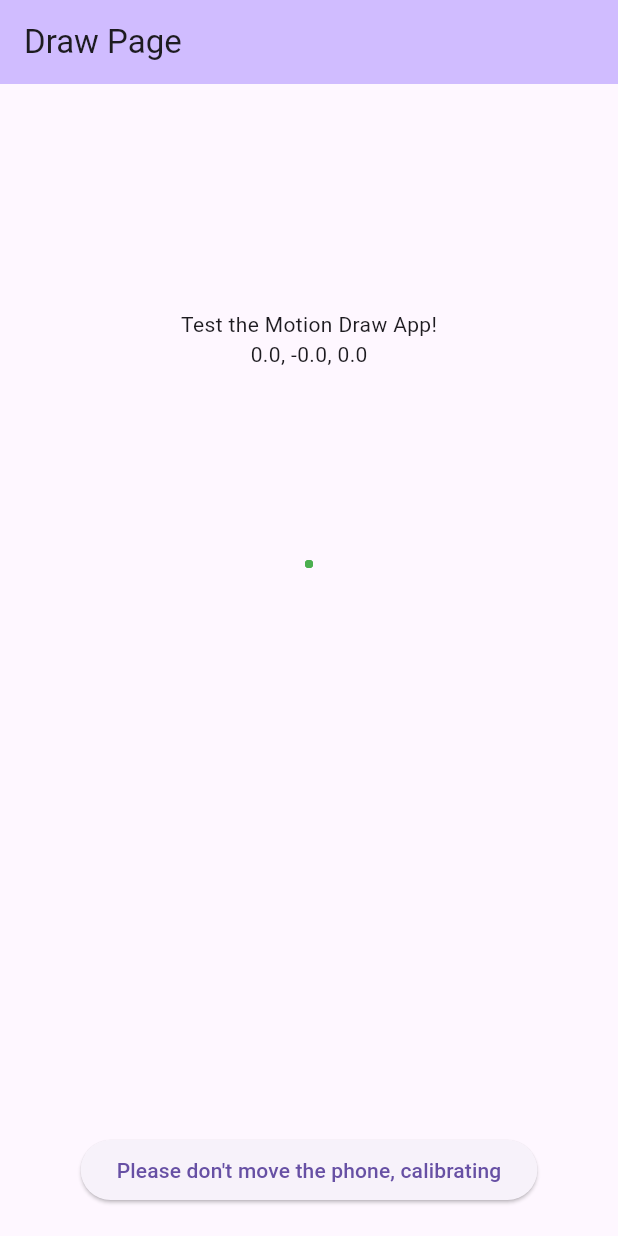
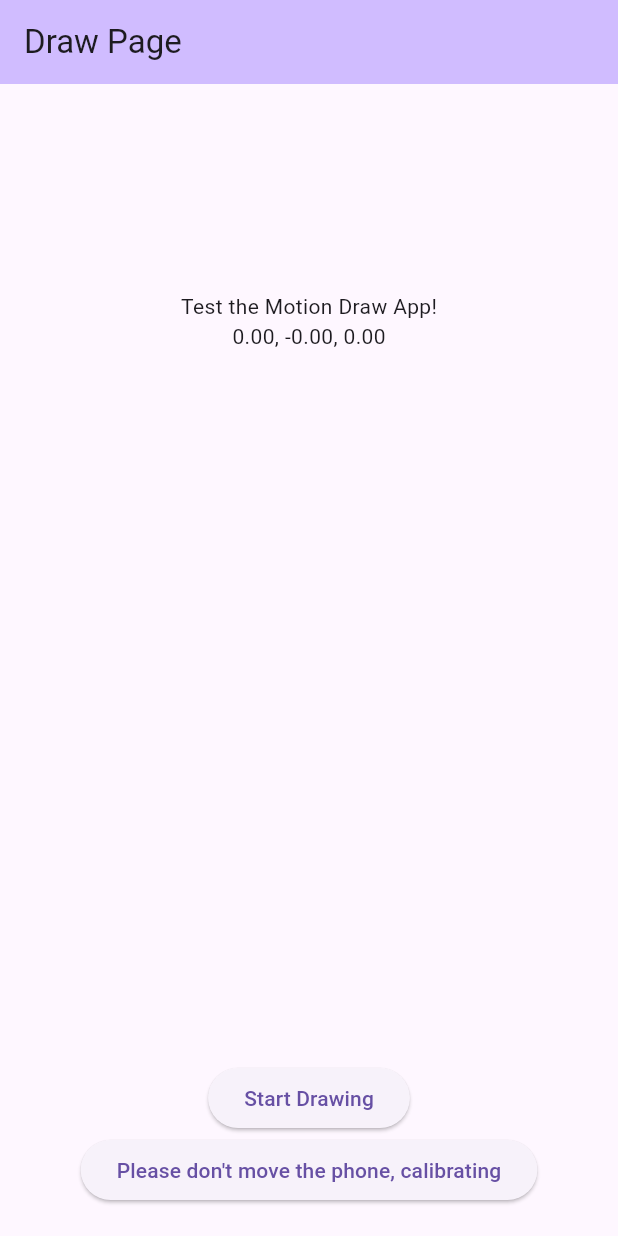
Before and after one commit to TMGBNoodle/MotionArt, a Flutter app: the screen it shows after launch, after a tap on "Click to Begin", on a phone screen of 412 x 824 dp. Run offline on Flutter 3.47's test engine with Material 3 defaults, Android fonts, the phone set to English and light mode, and no system bars; our stand-ins replace sensors_plus; missing offline and left inert: flutter_drawing_board.

Commit message:
Final Presentation Changes. Math Tweaks.

```diff
--- a/motion_art/lib/SensorClass/sensor_data.dart
+++ b/motion_art/lib/SensorClass/sensor_data.dart
@@ -10,13 +10,13 @@ class Sensordata {
     init();
   }
   DateTime dateTime = DateTime.now();
-  Duration samplePeriod = const Duration(milliseconds: 10);
-  int multiplier = 50;
-  double minX = -2;
-  double minY = -2;
-  double maxX = 6;
-  double maxY = 12;
-  List<double> times = [0];
+  final Duration samplePeriod = const Duration(milliseconds: 1);
+  final int multiplier = 50;
+  final double minX = -3;
+  final double minY = -9;
+  final double maxX = 3;
+  final double maxY = 3;
+  //List<double> times = [0];
   List<double> xAccels = [0, 0];
   List<double> yAccels = [0, 0];
   List<double> zAccels = [0, 0];
@@ -66,12 +66,9 @@ class Sensordata {
         yAccels[1] = yAccels[1]/count;
         zAccels[1] = zAccels[1]/count;
         count = 0;
-        print("Sampling finished, ${xAccels[1]}");
         if(xAccels[1].abs() <= 0.05){
           xAccels[1] = 0.0;
           xZeroCount+=1;
-        } else if(xAccels[1].abs() > 100) {
-          xAccels[1] = xAccels[1].sign * 100;
         }
         else {xZeroCount = 0;}
         if(yAccels[1].abs() <= 0.05){
--- a/motion_art/lib/pages/draw.dart
+++ b/motion_art/lib/pages/draw.dart
@@ -27,6 +27,7 @@ class DrawPageState extends State<DrawPage> {
   List<double>? xyz;
   List<Offset> positions = [];
   bool canDraw = false;
+  bool calibrating = true;
 
   void updateVals() {
     setState(() {
@@ -38,17 +39,24 @@ class DrawPageState extends State<DrawPage> {
 
       //_counter++;
       xyz = sensor.grabXYZ();
-      canDraw = sensor.zeroFlag;
+      calibrating = sensor.zeroFlag;
       posX = xyz![0];
       posY = -xyz![1];
       posZ = xyz![2];
-      positions.add(Offset(posX + xPosOffset, posY + yPosOffset));
+      if(canDraw) {
+        positions.add(Offset(posX + xPosOffset, posY + yPosOffset));
+      }
     });
   }
   late Timer _timer;
 
   String buttonText() {
     if (canDraw) {
+      return "Stop Drawing";
+    } return "Start Drawing";
+  }
+  String buttonText2() {
+    if (calibrating) {
       return "Please don't move the phone, calibrating";
     } return "Calibrated";
   }
@@ -101,7 +109,7 @@ class DrawPageState extends State<DrawPage> {
                     children: <Widget>[
                       const Text(
                         'Test the Motion Draw App!',
-                      ), Text("$posX, $posY, $posZ")
+                      ), Text("${posX.toStringAsFixed(2)}, ${posY.toStringAsFixed(2)}, ${posZ.toStringAsFixed(2)}")
                     ]
                   )
                 ),
@@ -111,12 +119,20 @@ class DrawPageState extends State<DrawPage> {
         ), const Spacer(),
         Padding(
           padding: const EdgeInsets.all(20.0),
-          child: ElevatedButton(
+          child: Column(
+            children: [ElevatedButton(
             onPressed: () {
               setState(() { canDraw = !canDraw; });
             },
             child: Text(buttonText()),
+
           ),
+          ElevatedButton(
+            onPressed: () {
+            },
+            child: Text(buttonText2()),
+          ),],
+          )
         ),
       ])
     );
```
